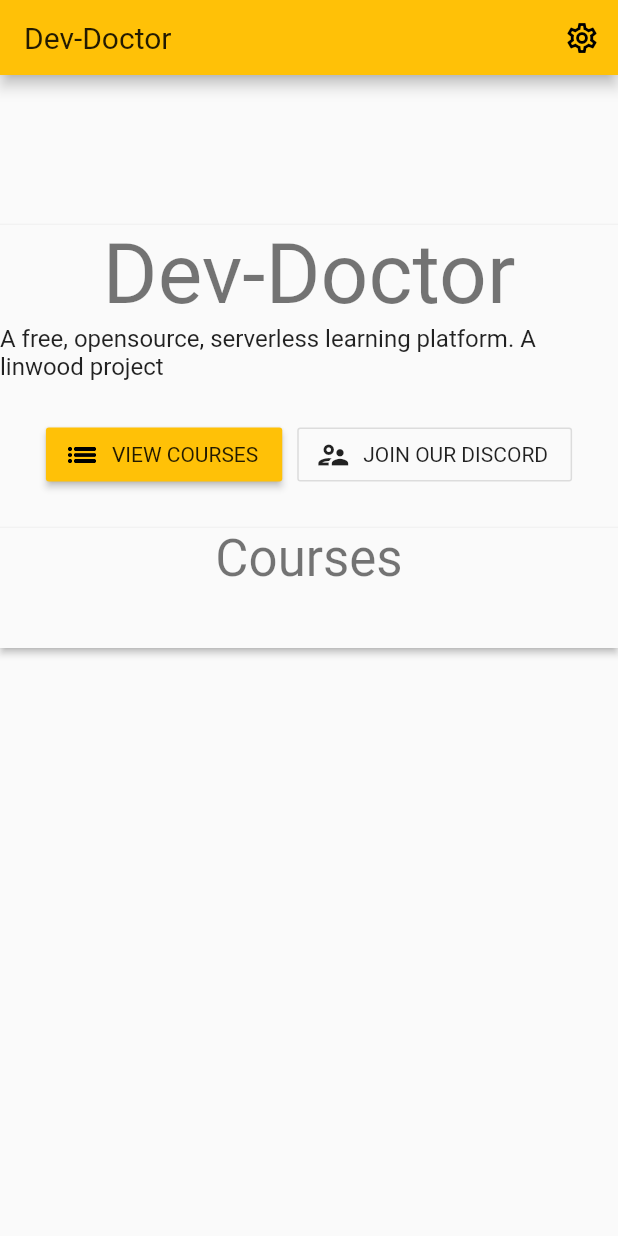
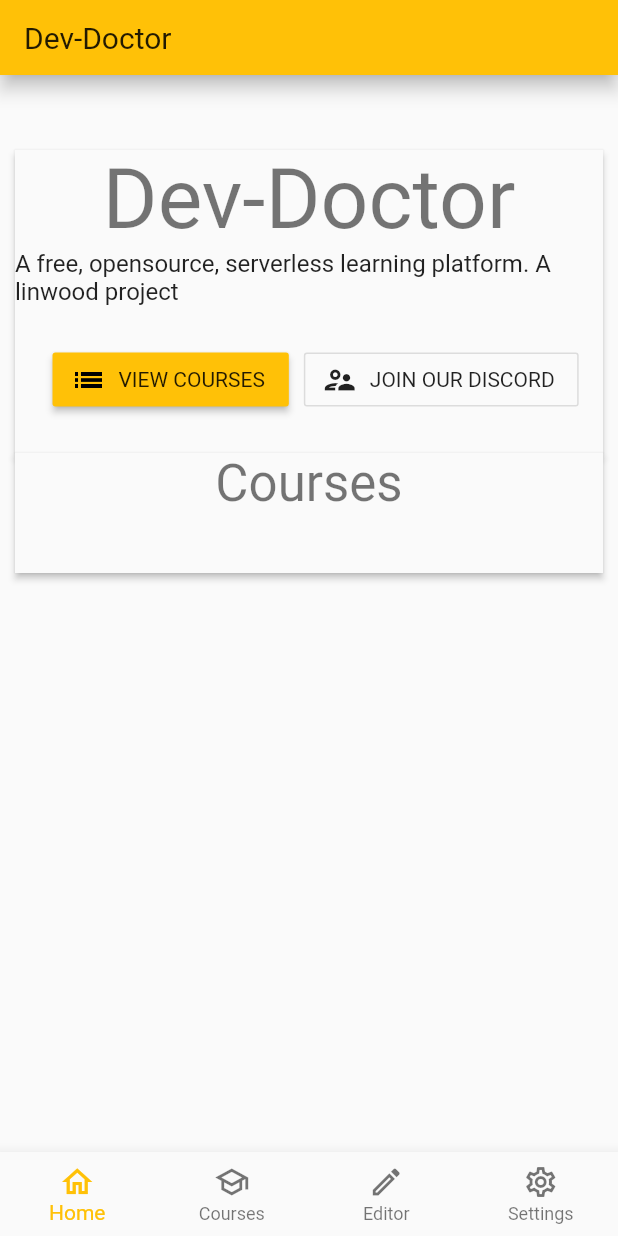
Before and after one commit to LinwoodDev/dev_doctor, a Flutter app: the screen it shows after launch, on a phone screen of 412 x 824 dp. Run offline on Flutter 3.47's test engine with Material 2 defaults, Android fonts, the phone set to English and light mode, and no system bars; our stand-ins replace hive, hive_flutter, yaml; missing offline and left inert: enum_to_string; accounts and stored records are empty.

Commit message:
add bottom navigation

```diff
--- a/lib/main.dart
+++ b/lib/main.dart
@@ -8,6 +8,7 @@
 
 void main() async {
   await Hive.initFlutter();
+  await Hive.openBox('settings');
   runApp(MyApp());
 }
 
--- a/lib/pages/home.dart
+++ b/lib/pages/home.dart
@@ -1,14 +1,18 @@
 import 'package:dev_doctor/widgets/appbar.dart';
+import 'package:dev_doctor/widgets/navigation.dart';
 import 'package:flutter/material.dart';
+import 'package:hive/hive.dart';
 
 class HomePage extends StatelessWidget {
   final GlobalKey _coursesKey = GlobalKey();
+  final Box _settingsBox = Hive.box('settings');
   @override
   Widget build(BuildContext context) {
     return Scaffold(
       appBar: MyAppBar(title: 'Dev-Doctor'),
+      bottomNavigationBar: MyBottomNavigationBar(),
       body: ListView(
-        padding: EdgeInsets.only(top: 100),
+        padding: EdgeInsets.symmetric(vertical: 50, horizontal: 10),
         children: [
           Material(
               elevation: 2,
@@ -20,6 +24,8 @@
                 ),
                 Text("A free, opensource, serverless learning platform. A linwood project",
                     style: Theme.of(context).textTheme.subtitle1),
+                if (_settingsBox.containsKey('name'))
+                  Text("Welcome back, ${_settingsBox.get('name')}"),
                 Padding(
                     padding: EdgeInsets.all(20),
                     child: Row(mainAxisAlignment: MainAxisAlignment.center, children: [
--- a/lib/widgets/appbar.dart
+++ b/lib/widgets/appbar.dart
@@ -12,8 +12,9 @@
   @override
   Widget build(BuildContext context) {
     return AppBar(
+      elevation: 5.0,
       title: Text(title),
-      actions: [IconButton(icon: Icon(Icons.settings_outlined), onPressed: () {})],
+      //actions: [IconButton(icon: Icon(Icons.settings_outlined), onPressed: () {})],
       automaticallyImplyLeading: true,
     );
   }
--- /dev/null
+++ b/lib/widgets/navigation.dart
@@ -0,0 +1,39 @@
+import 'package:flutter/material.dart';
+
+class MyBottomNavigationBar extends StatefulWidget {
+  @override
+  _MyBottomNavigationBarState createState() => _MyBottomNavigationBarState();
+}
+
+class _MyBottomNavigationBarState extends State<MyBottomNavigationBar> {
+  int _selectedIndex = 0;
+  void _onItemTapped(int index) {
+    setState(() {
+      _selectedIndex = index;
+    });
+  }
+
+  @override
+  Widget build(BuildContext context) {
+    return BottomNavigationBar(
+      type: BottomNavigationBarType.fixed,
+      items: const <BottomNavigationBarItem>[
+        BottomNavigationBarItem(
+          icon: Icon(Icons.home_outlined),
+          label: 'Home',
+        ),
+        BottomNavigationBarItem(icon: Icon(Icons.school_outlined), label: 'Courses'),
+        BottomNavigationBarItem(
+          icon: Icon(Icons.create_outlined),
+          label: 'Editor',
+        ),
+        BottomNavigationBarItem(
+          icon: Icon(Icons.settings_outlined),
+          label: 'Settings',
+        )
+      ],
+      currentIndex: _selectedIndex,
+      onTap: _onItemTapped,
+    );
+  }
+}
```
Also changed, not shown: lib/models/user.dart (deleted, +0 -22 lines).
